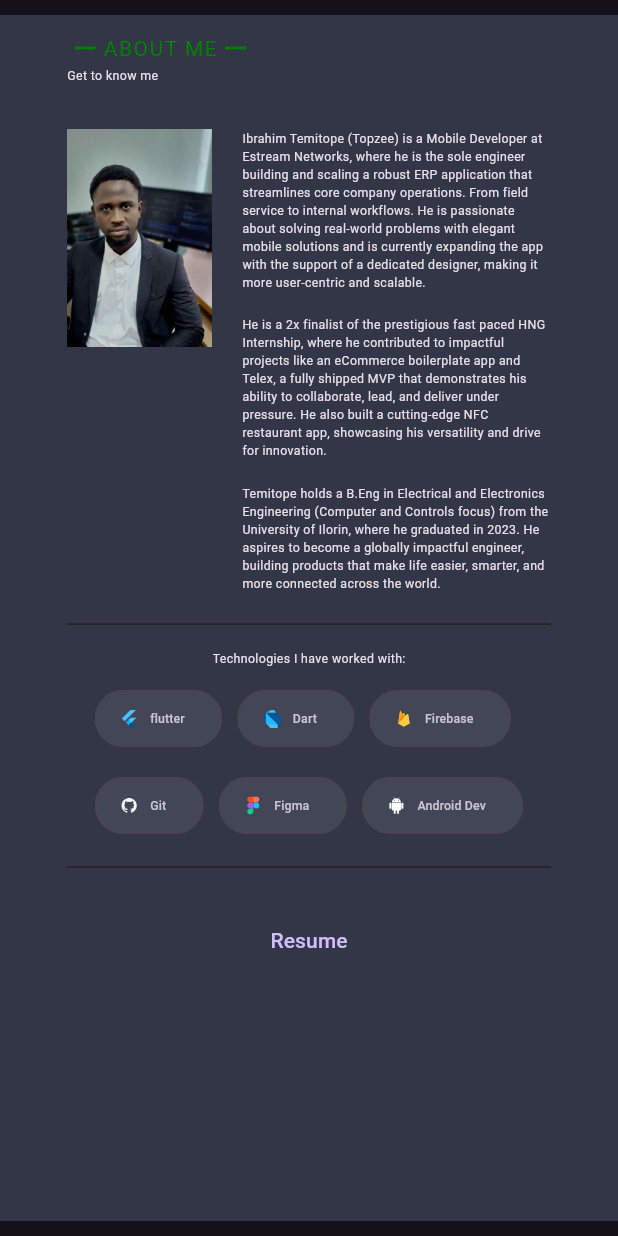
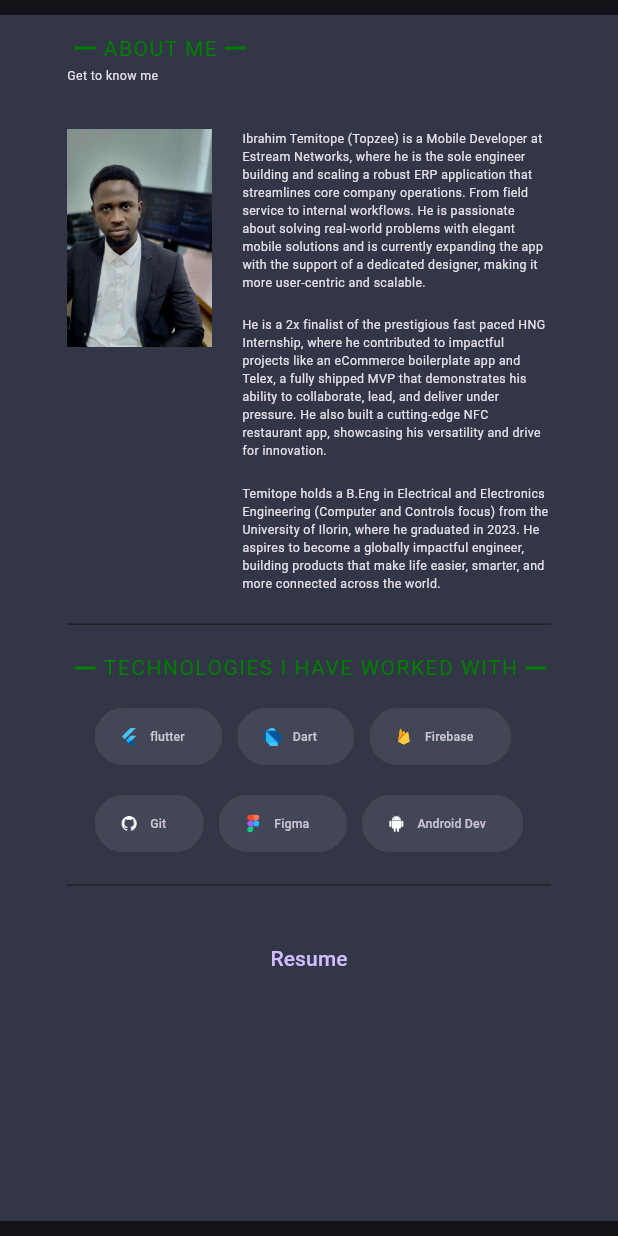
Before and after one commit to Topzee001/topzee-portfolio, a Flutter app: the AboutDesktop widget shown alone on an empty page, opened directly, on a phone screen of 412 x 824 dp. Run offline on Flutter 3.47's test engine with Material 3 defaults, Android fonts, the phone set to English and light mode, and no system bars; our stand-ins replace animated_text_kit, flutter_svg, google_fonts; missing offline and left inert: dart:js; statements that could not run were skipped.

Commit message:
minor fixes

```diff
--- a/lib/Sections/About/about_desktop.dart
+++ b/lib/Sections/About/about_desktop.dart
@@ -161,13 +161,37 @@ class AboutDesktop extends StatelessWidget {
                 SizedBox(
                   height: screenHeight * 0.02,
                 ),
-                Text(
-                  "Technologies I have worked with:",
-                  style: TextStyle(
-                    // color: CustomColor.greenPrimary,
-                    fontSize: screenWidth < 1230
-                        ? screenWidth * 0.02
-                        : screenWidth * 0.015,
+                // Row(
+                //   mainAxisAlignment: MainAxisAlignment.center,
+                //   children: [
+                //     const Icon(
+                //       Icons.remove,
+                //       color: CustomColor.greenPrimary,
+                //     ),
+                //     Text(
+                //       "Technologies I have worked with",
+                //       style: TextStyle(
+                //         fontWeight: FontWeight.w400,
+
+                //         letterSpacing: 1.0,
+                //         color: CustomColor.greenPrimary,
+                //         // fontSize: screenWidth * 0.02,
+                //         fontSize: screenHeight * 0.04,
+                //         // fontSize: screenWidth < 1230
+                //         //     ? screenWidth * 0.02
+                //         //     : screenWidth * 0.015,
+                //       ),
+                //     ),
+                //     const Icon(
+                //       Icons.remove,
+                //       color: CustomColor.greenPrimary,
+                //     ),
+                //   ],
+                // ),
+                const Align(
+                  alignment: Alignment.center,
+                  child: CustomHeader(
+                    text: 'Technologies I have worked with',
                   ),
                 ),
                 const SizedBox(
--- a/lib/Sections/About/aboutMobile.dart
+++ b/lib/Sections/About/about_mobile.dart
@@ -76,13 +76,33 @@ class AboutMobile extends StatelessWidget {
             SizedBox(
               height: screenHeight * 0.02,
             ),
+            // Align(
+            //   alignment: Alignment.center,
+            //   child: Row(
+            //     children: [
+            //       const Icon(
+            //         Icons.remove,
+            //         color: CustomColor.greenPrimary,
+            //       ),
+            //       Text(
+            //         "Technologies I've worked with",
+            //         style: TextStyle(
+            //           color: CustomColor.greenPrimary,
+            //           fontSize: screenWidth * 0.05,
+            //         ),
+            //       ),
+            //       const Icon(
+            //         Icons.remove,
+            //         color: CustomColor.greenPrimary,
+            //       ),
+            //     ],
+            //   ),
+            // ),
             Align(
               alignment: Alignment.center,
-              child: Text(
-                "Technologies I've worked with",
-                style: TextStyle(
-                  fontSize: screenWidth * 0.05,
-                ),
+              child: CustomHeader(
+                text: 'Technologies I have worked with',
+                fontSize: screenWidth * 0.05,
               ),
             ),
             const Skills(),
--- a/lib/components/components.dart
+++ b/lib/components/components.dart
@@ -14,8 +14,9 @@ const List<Map> technologies = [
 ];
 
 class CustomHeader extends StatelessWidget {
-  const CustomHeader({super.key, required this.text});
+  const CustomHeader({super.key, required this.text, this.fontSize});
   final String text;
+  final double? fontSize;
 
   @override
   Widget build(BuildContext context) {
@@ -27,10 +28,11 @@ class CustomHeader extends StatelessWidget {
         ),
         Text(
           text.toUpperCase(),
-          style: const TextStyle(
+          style: TextStyle(
             color: CustomColor.greenPrimary,
             fontWeight: FontWeight.w400,
             letterSpacing: 1.0,
+            fontSize: fontSize,
           ),
         ),
         const Icon(
```
